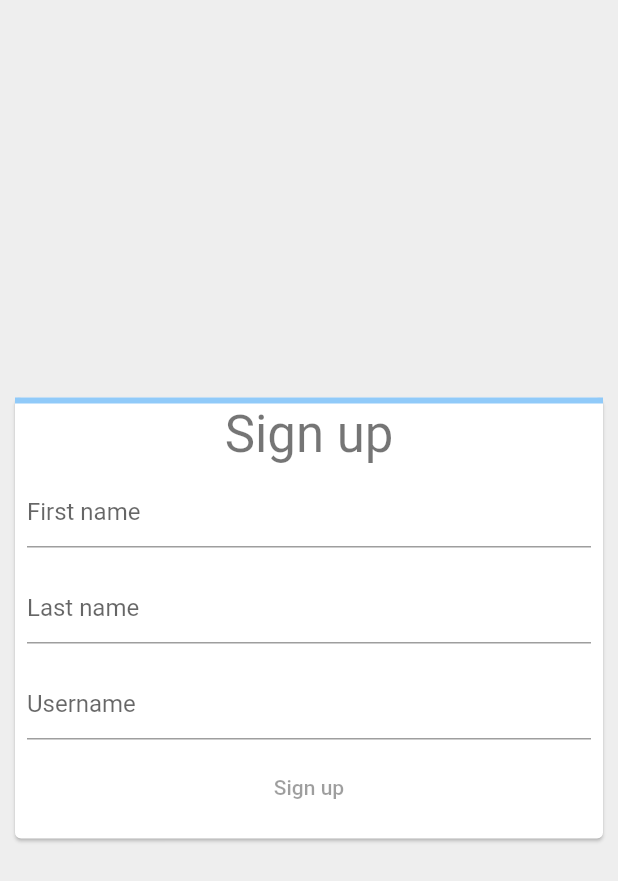
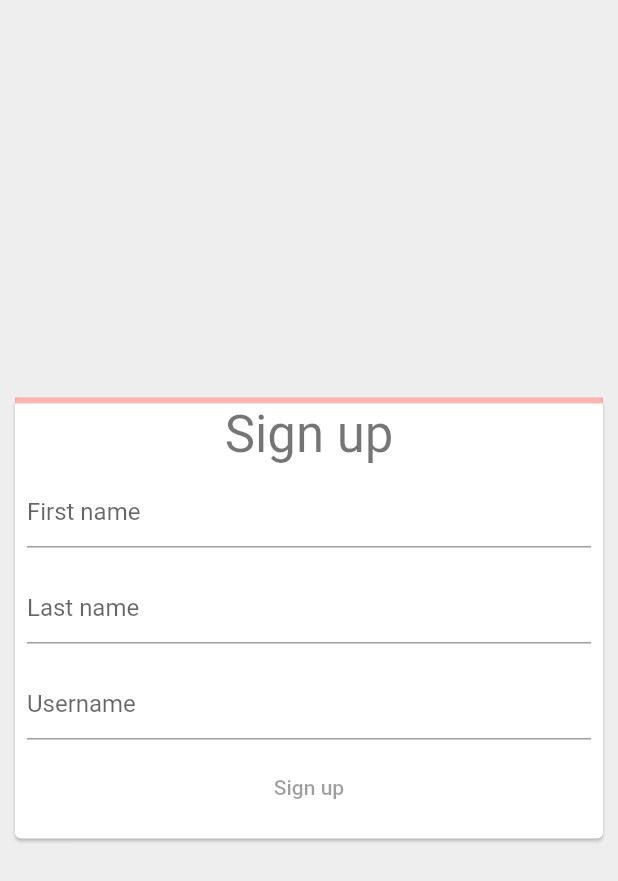
Before and after one commit to RonmelRoss/ronmelross.github.io, a Flutter app: the screen it shows after launch, on a phone screen of 412 x 824 dp. Shown: the top 881 px of the screen. Run offline on Flutter 3.47's test engine with Material 2 defaults, Android fonts, the phone set to English and light mode, and no system bars.

Commit message:
#5 Add animation for sign in progress

```diff
--- a/lib/main.dart
+++ b/lib/main.dart
@@ -93,7 +93,7 @@ class _SignUpFormState extends State<SignUpForm> {
       child: Column(
         mainAxisSize: MainAxisSize.min,
         children: [
-          LinearProgressIndicator(value: _formProgress),
+          AnimatedProgressIndicator(value: _formProgress),
           Text('Sign up', style: Theme.of(context).textTheme.headlineMedium),
           Padding(
             padding: const EdgeInsets.all(8),
@@ -142,3 +142,66 @@ class _SignUpFormState extends State<SignUpForm> {
     );
   }
 }
+
+class AnimatedProgressIndicator extends StatefulWidget {
+  final double value;
+
+  const AnimatedProgressIndicator({
+    required this.value,
+  });
+
+  @override
+  State<AnimatedProgressIndicator> createState() {
+    return _AnimatedProgressIndicatorState();
+  }
+}
+
+class _AnimatedProgressIndicatorState extends State<AnimatedProgressIndicator>
+    with SingleTickerProviderStateMixin {
+  late AnimationController _controller;
+  late Animation<Color?> _colorAnimation;
+  late Animation<double> _curveAnimation;
+
+  @override
+  void initState() {
+    super.initState();
+    _controller = AnimationController(
+        duration: Duration(milliseconds: 1200), vsync: this);
+
+    final colorTween = TweenSequence([
+      TweenSequenceItem(
+        tween: ColorTween(begin: Colors.red, end: Colors.orange),
+        weight: 1,
+      ),
+      TweenSequenceItem(
+        tween: ColorTween(begin: Colors.orange, end: Colors.yellow),
+        weight: 1,
+      ),
+      TweenSequenceItem(
+        tween: ColorTween(begin: Colors.yellow, end: Colors.green),
+        weight: 1,
+      ),
+    ]);
+
+    _colorAnimation = _controller.drive(colorTween);
+    _curveAnimation = _controller.drive(CurveTween(curve: Curves.easeIn));
+  }
+
+  @override
+  void didUpdateWidget(oldWidget) {
+    super.didUpdateWidget(oldWidget);
+    _controller.animateTo(widget.value);
+  }
+
+  @override
+  Widget build(BuildContext context) {
+    return AnimatedBuilder(
+      animation: _controller,
+      builder: (context, child) => LinearProgressIndicator(
+        value: _curveAnimation.value,
+        valueColor: _colorAnimation,
+        backgroundColor: _colorAnimation.value?.withOpacity(0.4),
+      ),
+    );
+  }
+}
```
